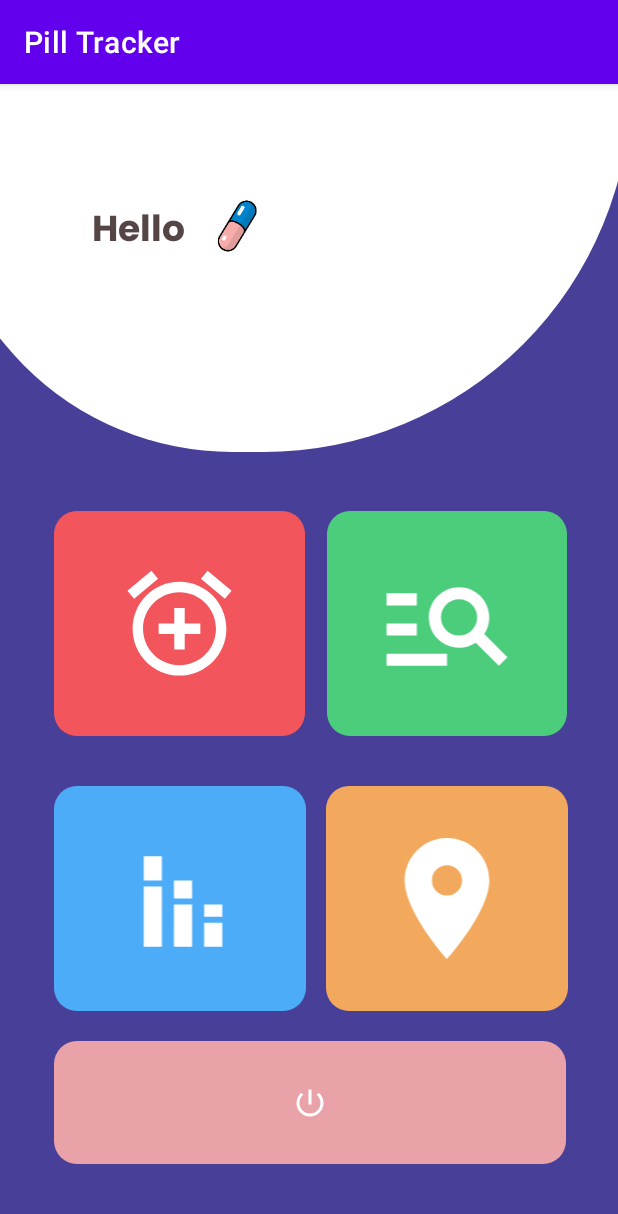
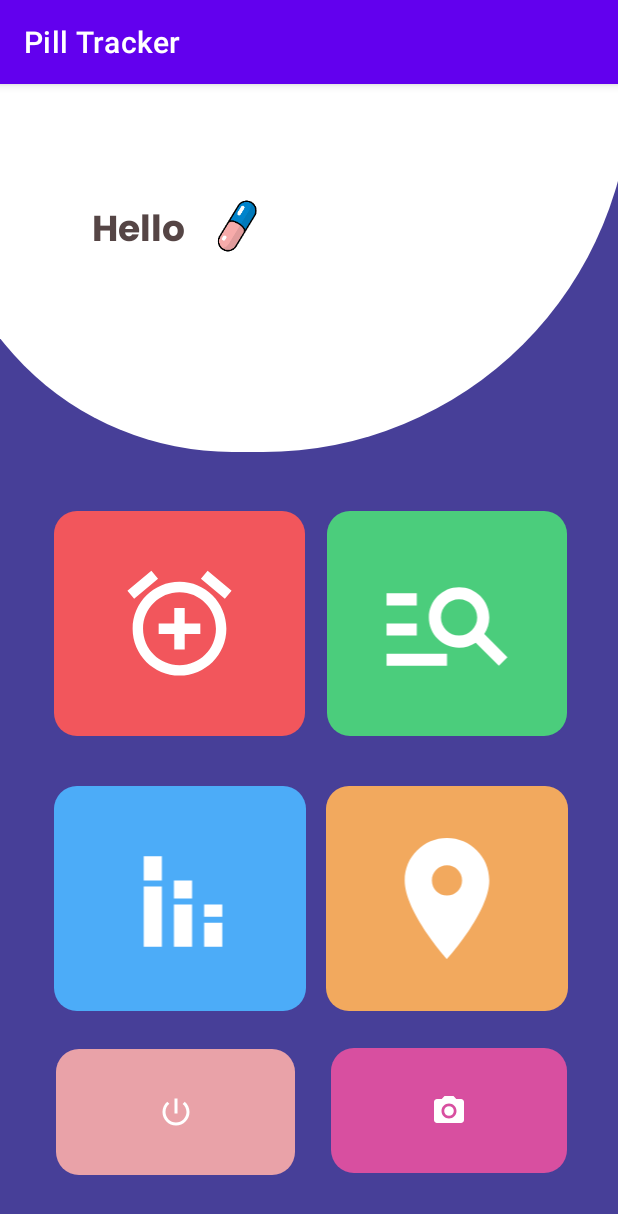
Before and after one commit to srividya-p/PillTracker, an Android app: the DashboardActivity screen opened directly, with no data from a screen before it, on a phone screen of 412 x 824 dp. Shown: the top 1214 px of the screen. Run offline under Robolectric (Android 15) with nearby library versions, the phone set to English and light mode, and no system bars; our stand-ins replace Firebase (no records; nobody signed in at launch, a user with empty details on screens opened directly); pictures from the network do not load.

Commit message:
Added Image to Text Feature

```diff
--- a/app/build.gradle
+++ b/app/build.gradle
@@ -46,8 +46,10 @@ dependencies {
     implementation 'androidx.navigation:navigation-fragment:2.3.5'
     implementation 'androidx.navigation:navigation-ui:2.3.5'
     implementation 'com.google.firebase:firebase-firestore'
-//    implementation 'com.github.PhilJay:MPAndroidChart:v3.1.0'
     implementation files('libs/MPAndroidChart-v3.0.1.jar')
+//    implementation 'com.google.android.gms:play-services-vision:17.0.2'
+//    implementation 'com.android.support:multidex:1.0.3'
+    implementation 'com.google.android.gms:play-services-mlkit-text-recognition:17.0.0'
     testImplementation 'junit:junit:4.+'
     androidTestImplementation 'androidx.test.ext:junit:1.1.3'
     androidTestImplementation 'androidx.test.espresso:espresso-core:3.4.0'
--- a/app/src/main/java/com/example/pilltracker/DashboardActivity.java
+++ b/app/src/main/java/com/example/pilltracker/DashboardActivity.java
@@ -1,29 +1,18 @@
 package com.example.pilltracker;
 
-import androidx.appcompat.app.AlertDialog;
 import androidx.appcompat.app.AppCompatActivity;
-import androidx.core.app.ActivityCompat;
 
-import android.Manifest;
-import android.content.Context;
-import android.content.DialogInterface;
 import android.content.Intent;
-import android.content.pm.PackageManager;
-import android.location.Location;
 import android.location.LocationManager;
 import android.net.Uri;
 import android.os.Bundle;
-import android.provider.Settings;
-import android.util.Log;
 import android.view.View;
 import android.widget.ImageButton;
 import android.widget.ImageView;
 import android.widget.TextView;
-import android.widget.Toast;
 
 import com.google.firebase.auth.FirebaseAuth;
 import com.google.firebase.auth.FirebaseUser;
-import com.squareup.picasso.Picasso;
 
 public class DashboardActivity extends AppCompatActivity {
 
@@ -31,7 +20,7 @@ public class DashboardActivity extends AppCompatActivity {
     String latitude, longitude;
 
     private ImageButton logoutButton;
-    private ImageView locationTab, addMedicineTab, viewMedicinesTab, viewStatsTab;
+    private ImageView locationTab, addMedicineTab, viewMedicinesTab, viewStatsTab, imageToTextTab;
     private TextView userGreet;
 
     private FirebaseUser currentUser;
@@ -47,6 +36,7 @@ public class DashboardActivity extends AppCompatActivity {
         addMedicineTab = findViewById(R.id.addMedicineTab);
         viewMedicinesTab = findViewById(R.id.viewMedicinesTab);
         viewStatsTab = findViewById(R.id.viewStatsTab);
+        imageToTextTab = findViewById(R.id.imageToTextTab);
         userGreet = findViewById(R.id.userGreet);
 
         currentUser = FirebaseAuth.getInstance().getCurrentUser();
@@ -105,5 +95,13 @@ public class DashboardActivity extends AppCompatActivity {
                 startActivity(viewStatsIntent);
             }
         });
+
+        imageToTextTab.setOnClickListener(new View.OnClickListener() {
+            @Override
+            public void onClick(View view) {
+                Intent imageToTextIntent = new Intent(getBaseContext(), ImageToTextActivity.class);
+                startActivity(imageToTextIntent);
+            }
+        });
     }
 }
--- /dev/null
+++ b/app/src/main/res/drawable/ic_baseline_arrow_circle_right_24.xml
@@ -0,0 +1,5 @@
+<vector android:height="24dp" android:tint="#FFFFFF"
+    android:viewportHeight="24" android:viewportWidth="24"
+    android:width="24dp" xmlns:android="http://schemas.android.com/apk/res/android">
+    <path android:fillColor="@android:color/white" android:pathData="M22,12c0,-5.52 -4.48,-10 -10,-10S2,6.48 2,12c0,5.52 4.48,10 10,10S22,17.52 22,12zM12,13l-4,0v-2l4,0V8l4,4l-4,4V13z"/>
+</vector>
--- /dev/null
+++ b/app/src/main/res/drawable/ic_baseline_arrow_forward_24.xml
@@ -0,0 +1,5 @@
+<vector android:autoMirrored="true" android:height="24dp"
+    android:tint="#FFFFFF" android:viewportHeight="24"
+    android:viewportWidth="24" android:width="24dp" xmlns:android="http://schemas.android.com/apk/res/android">
+    <path android:fillColor="@android:color/white" android:pathData="M12,4l-1.41,1.41L16.17,11H4v2h12.17l-5.58,5.59L12,20l8,-8z"/>
+</vector>
--- /dev/null
+++ b/app/src/main/res/drawable/ic_baseline_camera_alt_24.xml
@@ -0,0 +1,6 @@
+<vector android:height="24dp" android:tint="#FFFFFF"
+    android:viewportHeight="24" android:viewportWidth="24"
+    android:width="24dp" xmlns:android="http://schemas.android.com/apk/res/android">
+    <path android:fillColor="@android:color/white" android:pathData="M12,12m-3.2,0a3.2,3.2 0,1 1,6.4 0a3.2,3.2 0,1 1,-6.4 0"/>
+    <path android:fillColor="@android:color/white" android:pathData="M9,2L7.17,4L4,4c-1.1,0 -2,0.9 -2,2v12c0,1.1 0.9,2 2,2h16c1.1,0 2,-0.9 2,-2L22,6c0,-1.1 -0.9,-2 -2,-2h-3.17L15,2L9,2zM12,17c-2.76,0 -5,-2.24 -5,-5s2.24,-5 5,-5 5,2.24 5,5 -2.24,5 -5,5z"/>
+</vector>
--- a/app/src/main/res/layout/activity_dashboard.xml
+++ b/app/src/main/res/layout/activity_dashboard.xml
@@ -46,18 +46,33 @@
 
     <ImageButton
         android:id="@+id/logoutImageButton"
-        android:layout_width="341dp"
-        android:layout_height="82dp"
+        android:layout_width="159dp"
+        android:layout_height="84dp"
         android:background="@drawable/round_btns"
         android:backgroundTint="#F6AAA9"
         android:contentDescription="General Medicines"
         app:layout_constraintBottom_toBottomOf="parent"
         app:layout_constraintEnd_toEndOf="parent"
-        app:layout_constraintHorizontal_bias="0.514"
+        app:layout_constraintHorizontal_bias="0.148"
         app:layout_constraintStart_toStartOf="parent"
         app:layout_constraintTop_toTopOf="parent"
-        app:layout_constraintVertical_bias="0.93"
+        app:layout_constraintVertical_bias="0.941"
         app:srcCompat="@drawable/ic_baseline_power_settings_new_24" />
+
+    <ImageButton
+        android:id="@+id/imageToTextTab"
+        android:layout_width="157dp"
+        android:layout_height="83dp"
+        android:background="@drawable/round_btns"
+        android:backgroundTint="#E351A1"
+        android:contentDescription="General Medicines"
+        app:layout_constraintBottom_toBottomOf="parent"
+        app:layout_constraintEnd_toEndOf="parent"
+        app:layout_constraintHorizontal_bias="0.866"
+        app:layout_constraintStart_toStartOf="parent"
+        app:layout_constraintTop_toTopOf="parent"
+        app:layout_constraintVertical_bias="0.939"
+        app:srcCompat="@drawable/ic_baseline_camera_alt_24" />
 
     <androidx.constraintlayout.widget.ConstraintLayout
         android:id="@+id/constraintLayout2"
```
Also changed, not shown: app/src/main/AndroidManifest.xml (+14 -4 lines), app/src/main/java/com/example/pilltracker/ImageToTextActivity.java (added, +129 -0 lines), app/src/main/res/layout/activity_image_to_text.xml (added, +104 -0 lines).
